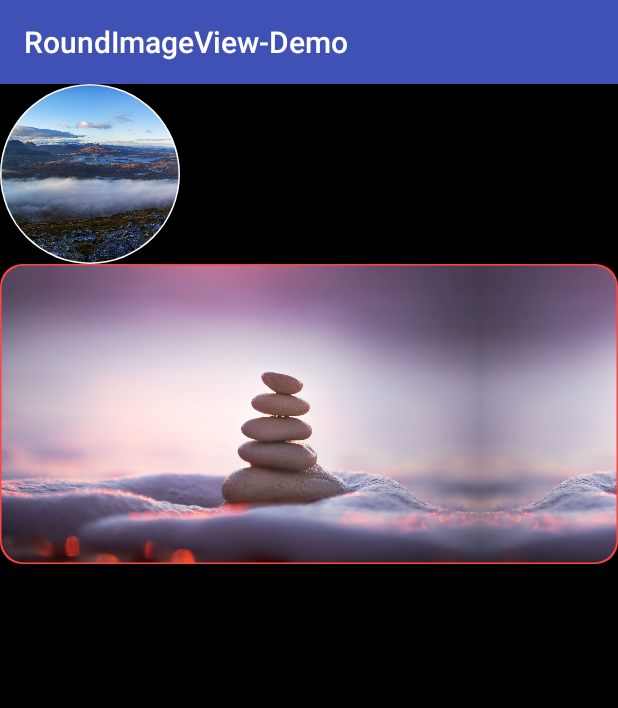
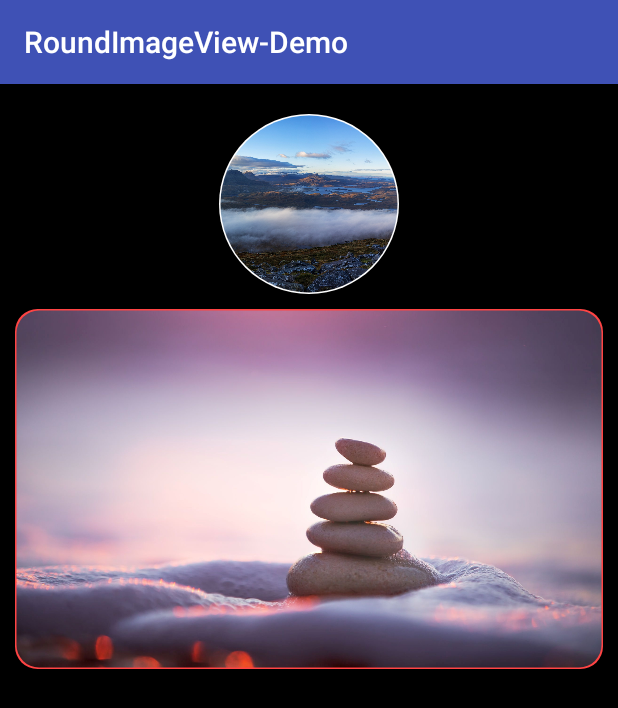
Before and after one commit to DenchOpen/RoundImageView-Demo, an Android app: the screen it shows after launch (MainActivity), on a phone screen of 412 x 824 dp. Shown: the top 708 px of the screen. Run offline under Robolectric (Android 15) with nearby library versions, the phone set to English and light mode, and no system bars; our stand-ins replace CircleImageView.

Commit message:
round image view optimize

```diff
--- a/app/build.gradle
+++ b/app/build.gradle
@@ -31,4 +31,7 @@ dependencies {
     testImplementation 'junit:junit:4.12'
     androidTestImplementation 'com.android.support.test:runner:1.0.2'
     androidTestImplementation 'com.android.support.test.espresso:espresso-core:3.0.2'
+//    implementation 'android.denchopen:roundimageview:0.1.1'
+
+
 }
--- a/app/src/main/res/layout/activity_main.xml
+++ b/app/src/main/res/layout/activity_main.xml
@@ -16,19 +16,21 @@
         <android.denchopen.roundimageview.CircleImageView
             android:layout_width="120dp"
             android:layout_height="120dp"
+            android:layout_gravity="center_horizontal"
+            android:layout_marginTop="20dp"
             android:src="@drawable/beautiful"
             app:border="1dp"
             app:border_color="@android:color/white" />
 
         <android.denchopen.roundimageview.RoundImageView
             android:layout_width="match_parent"
-            android:layout_height="200dp"
+            android:layout_height="240dp"
+            android:layout_margin="10dp"
             android:src="@drawable/stone"
             app:border="1dp"
             app:border_color="@android:color/holo_red_light"
             app:radius="15dp" />
 
-
     </LinearLayout>
 
 </android.support.constraint.ConstraintLayout>
--- a/roundimageview/build.gradle
+++ b/roundimageview/build.gradle
@@ -14,7 +14,7 @@ publish {
     userOrg = 'denchopen' //注册Bintray的用户名
     groupId='android.denchopen'//组ID
     artifactId = 'roundimageview'//组件标示
-    publishVersion = '0.1.1'//版本
+    publishVersion = '0.1.2'//版本
     desc = 'Android ImageView 自定义显示圆角和圆形图片控件'
     website = 'https://github.com/DenchOpen/RoundImageView-Demo'//如果有上传GitHub可以填写URL
 }
@@ -25,8 +25,8 @@ android {
     defaultConfig {
         minSdkVersion 15
         targetSdkVersion 28
-        versionCode 1
-        versionName "1.0"
+        versionCode 2
+        versionName "0.1.2"
 
         testInstrumentationRunner "android.support.test.runner.AndroidJUnitRunner"
 
--- a/roundimageview/src/main/java/android/denchopen/roundimageview/CircleImageView.java
+++ b/roundimageview/src/main/java/android/denchopen/roundimageview/CircleImageView.java
@@ -40,12 +40,12 @@ public class CircleImageView extends AppCompatImageView {
         borderColor = a.getColor(R.styleable.CircleImageView_border_color, Color.WHITE);
         a.recycle();
 
-        setupView();
+//        setupView();
     }
 
-    private void setupView() {
-        Log.i(TAG, String.format("setupView: border = %f, borderColor = %d", border, borderColor));
-    }
+//    private void setupView() {
+//        Log.i(TAG, String.format("setupView: border = %f, borderColor = %d", border, borderColor));
+//    }
 
     @Override
     protected void onMeasure(int widthMeasureSpec, int heightMeasureSpec) {
--- a/roundimageview/src/main/java/android/denchopen/roundimageview/RoundImageView.java
+++ b/roundimageview/src/main/java/android/denchopen/roundimageview/RoundImageView.java
@@ -41,17 +41,15 @@ public class RoundImageView extends AppCompatImageView {
         borderColor = a.getColor(R.styleable.RoundImageView_border_color, Color.WHITE);
         a.recycle();
 
-        setupView();
+//        setupView();
     }
 
-    private void setupView() {
-        Log.i(TAG, String.format("setupView: radius = %f, border = %f, borderColor = %d", radius, border, borderColor));
-    }
+//    private void setupView() {
+//        Log.i(TAG, String.format("setupView: radius = %f, border = %f, borderColor = %d", radius, border, borderColor));
+//    }
 
     @Override
     protected void onDraw(Canvas canvas) {
-//        super.onDraw(canvas);
-
         int width = getWidth();
         int height = getHeight();
         if (border > 0) {
@@ -61,14 +59,16 @@ public class RoundImageView extends AppCompatImageView {
             canvas.drawRoundRect(new RectF(0, 0, width, height), radius, radius, borderPaint);
 
         }
+
         Drawable drawable = getDrawable();
         if (drawable == null) return;
         Bitmap bitmap = ((BitmapDrawable) drawable).getBitmap();
         if (bitmap == null) return;
-        BitmapShader shader = new BitmapShader(bitmap, Shader.TileMode.MIRROR, Shader.TileMode.MIRROR);
+        BitmapShader shader = new BitmapShader(bitmap, Shader.TileMode.CLAMP, Shader.TileMode.CLAMP);
         Matrix matrix = new Matrix();
-        float scale = Math.min(((float) width) / bitmap.getWidth(), ((float) height) / bitmap.getHeight());
-        matrix.setScale(scale, scale);
+        float scaleW = ((float) width) / bitmap.getWidth();
+        float scaleH =  ((float) height) / bitmap.getHeight();
+        matrix.setScale(scaleW, scaleH);
         shader.setLocalMatrix(matrix);
         Paint paint = new Paint();
         paint.setAntiAlias(true);
```
